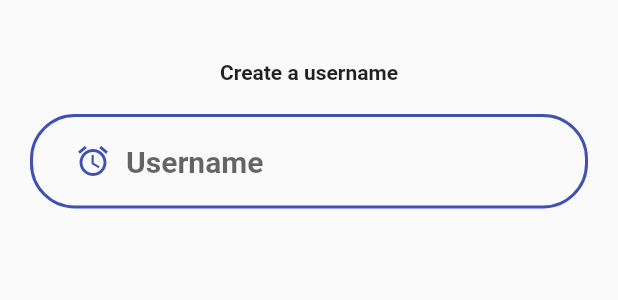
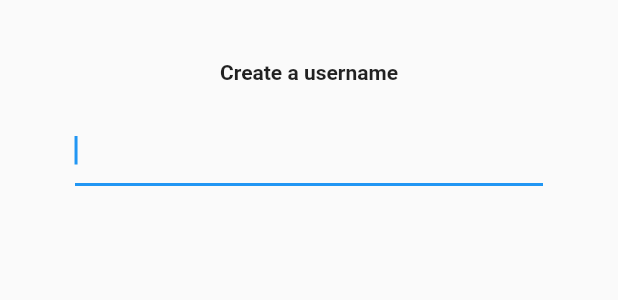
Before and after one commit to philalem/tutorial_app, a Flutter app: the CreateUsername widget shown alone on an empty page, opened directly, on a phone screen of 412 x 824 dp. Shown: the top 300 px of the screen. Run offline on Flutter 3.47's test engine with Material 2 defaults, Android fonts, the phone set to English and light mode, and no system bars; our stand-ins replace camera, cloud_firestore, firebase_auth, firebase_storage, google_fonts, image_picker and 1 more; missing offline and left inert: algolia; accounts and stored records are empty; statements that could not run were skipped.

Commit message:
updated the text fields for creating a username and interests

```diff
--- a/lib/register/createUsername.dart
+++ b/lib/register/createUsername.dart
@@ -1,4 +1,5 @@
 import 'package:creaid/utility/algoliaService.dart';
+import 'package:creaid/utility/creaidTextField.dart';
 import 'package:creaid/utility/firebaseAuth.dart';
 import 'package:flutter/material.dart';
 
@@ -19,9 +20,7 @@ class CreateUsername extends StatefulWidget {
 class _CreateUsername extends State<CreateUsername> {
   final AlgoliaService algoliaService = AlgoliaService();
   final FireBaseAuthorization _auth = FireBaseAuthorization();
-
   String error = '';
-  var interests = new List<String>();
 
   @override
   Widget build(BuildContext context) {
@@ -37,50 +36,25 @@ class _CreateUsername extends State<CreateUsername> {
             style: TextStyle(fontWeight: FontWeight.bold),
           ),
           SizedBox(height: 20.0),
-          TextFormField(
-              validator: (val) => val.isEmpty ? 'Enter a valid interest' : null,
+          CreaidTextField(
+            validator: (val) => val.isEmpty ? 'Enter a username' : null,
             controller: widget.controller,
             onChanged: (value) async {
               bool isMatch =
                   await algoliaService.isThereAnExactUsernameMatch(value);
               if (isMatch) {
-                  setState(() {
                 widget.disableForm();
-                    error = 'Can not register this username. Try another.';
-                  });
+                error = 'Sorry, this username is taken already. Try another.';
+              } else if (value != '') {
+                widget.disableForm();
+                error = 'Please enter a username';
               } else {
-                  setState(() {
                 widget.enableForm();
                 error = '';
-                  });
               }
+              setState(() {});
             },
-              decoration: InputDecoration(
-                hintStyle: TextStyle(fontWeight: FontWeight.bold, fontSize: 20),
-                hintText: 'Username',
-                enabledBorder: OutlineInputBorder(
-                  borderRadius: BorderRadius.circular(30),
-                  borderSide: BorderSide(
-                    color: Theme.of(context).primaryColor,
-                    width: 2,
           ),
-                ),
-                border: OutlineInputBorder(
-                  borderRadius: BorderRadius.circular(30),
-                  borderSide: BorderSide(
-                    color: Theme.of(context).primaryColor,
-                    width: 3,
-                  ),
-                ),
-                prefixIcon: Padding(
-                  child: IconTheme(
-                    data: IconThemeData(color: Theme.of(context).primaryColor),
-                    child: Icon(Icons.alarm),
-                  ),
-                  padding: EdgeInsets.only(left: 30, right: 10),
-                ),
-              )),
-          SizedBox(height: 12.0),
           Text(
             error,
             style: TextStyle(color: Colors.red, fontSize: 14.0),
--- a/lib/utility/customTextField.dart
+++ b/lib/utility/creaidTextField.dart
@@ -1,22 +1,25 @@
 import 'package:flutter/material.dart';
 
-class CustomTextField extends StatelessWidget {
-  CustomTextField(
+class CreaidTextField extends StatelessWidget {
+  CreaidTextField(
       {this.icon,
       this.hint,
       this.obsecure = false,
       this.validator,
-      this.onChanged});
+      this.onChanged,
+      this.controller});
   final FormFieldSetter<String> onChanged;
   final Icon icon;
   final String hint;
   final bool obsecure;
   final FormFieldValidator<String> validator;
+  final TextEditingController controller;
   @override
   Widget build(BuildContext context) {
     return Container(
       padding: EdgeInsets.only(left: 30, right: 30),
       child: TextFormField(
+        controller: controller != null ? controller : TextEditingController(),
         onChanged: onChanged,
         validator: validator,
         autofocus: true,
@@ -27,13 +30,15 @@ class CustomTextField extends StatelessWidget {
         decoration: InputDecoration(
           hintStyle: TextStyle(fontWeight: FontWeight.bold, fontSize: 16),
           hintText: hint,
-          prefixIcon: Padding(
-            child: IconTheme(
-              data: IconThemeData(color: Theme.of(context).primaryColor),
-              child: icon,
-            ),
-            padding: EdgeInsets.only(left: 0, right: 0),
-          ),
+          prefixIcon: icon != null
+              ? Padding(
+                  child: IconTheme(
+                    data: IconThemeData(color: Theme.of(context).primaryColor),
+                    child: icon,
+                  ),
+                  padding: EdgeInsets.only(left: 0, right: 0),
+                )
+              : null,
         ),
       ),
     );
```
Also changed, not shown: lib/login/login.dart (+3 -4 lines), lib/register/register.dart (+10 -9 lines), lib/register/usernameAndInterestsSignUp.dart (renamed from lib/register/interestsSignUp.dart, +12 -35 lines). Lines whose indentation alone changed are shown as unchanged.
